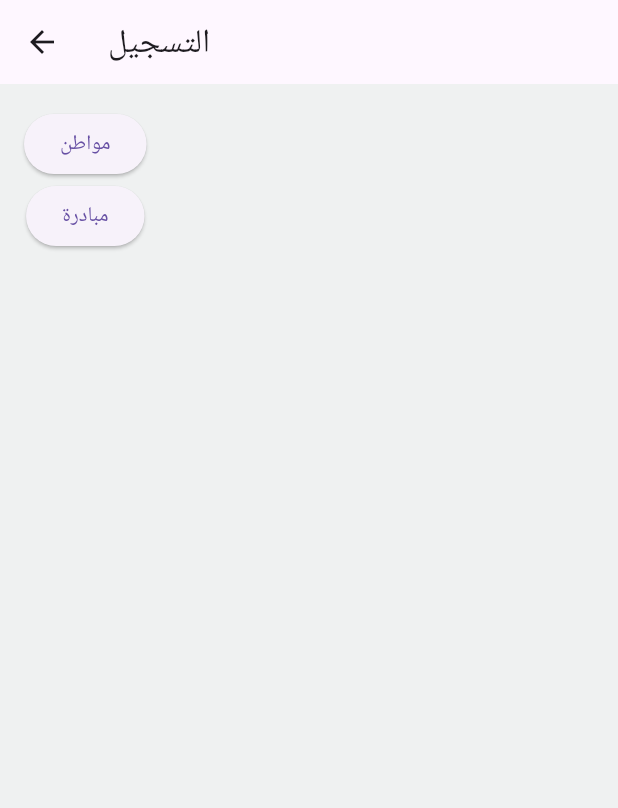
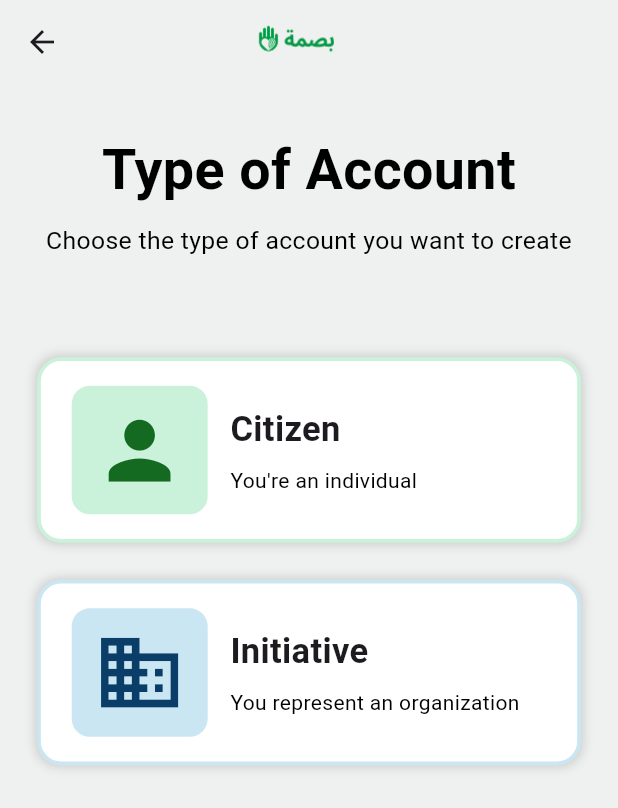
Before and after one commit to alkofahijo/basma-app, a Flutter app: the RegisterChoicePage screen opened directly, on a phone screen of 412 x 824 dp. Shown: the top 808 px of the screen. Run offline on Flutter 3.47's test engine with Material 3 defaults, Android fonts, the light colour scheme and no system bars; our stand-ins replace get, image_picker, shared_preferences, smooth_page_indicator; accounts and stored records are empty.

Commit message:
re-design register choice page

```diff
--- a/FrontEnd/basma_app/lib/pages/auth/register_choice_page.dart
+++ b/FrontEnd/basma_app/lib/pages/auth/register_choice_page.dart
@@ -1,34 +1,81 @@
+import 'package:basma_app/pages/custom_widgets.dart/home_screen_button.dart';
 import 'package:flutter/material.dart';
+import 'package:get/get.dart';
 import 'register_citizen_page.dart';
 import 'register_initiative_page.dart';
 
 class RegisterChoicePage extends StatelessWidget {
   const RegisterChoicePage({super.key});
   @override
-  Widget build(BuildContext ctx) {
+  Widget build(BuildContext context) {
+    final size = MediaQuery.of(context).size;
     return Scaffold(
-      appBar: AppBar(title: const Text('التسجيل')),
+      appBar: AppBar(
+        backgroundColor: Color(0xFFEFF1F1),
+        title: Image.asset(
+          "assets/images/logo-arabic-side.png",
+          height: size.height * 0.05,
+        ),
+        centerTitle: true,
+      ),
       body: Padding(
-        padding: const EdgeInsets.all(16),
-        child: Column(
-          children: [
-            ElevatedButton(
-              onPressed: () => Navigator.push(
-                ctx,
-                MaterialPageRoute(builder: (_) => const RegisterCitizenPage()),
-              ),
-              child: const Text('مواطن'),
-            ),
-            ElevatedButton(
-              onPressed: () => Navigator.push(
-                ctx,
-                MaterialPageRoute(
-                  builder: (_) => const RegisterInitiativePage(),
+        padding: EdgeInsets.symmetric(
+          horizontal: size.width * 0.06,
+          vertical: size.height * 0.04,
+        ),
+        child: Center(
+          child: Column(
+            children: [
+              Text(
+                'Type of Account',
+                textAlign: TextAlign.center,
+                style: TextStyle(
+                  fontSize: size.width * 0.090,
+                  fontWeight: FontWeight.bold,
+                  color: Colors.black,
+                  height: 1.3,
                 ),
               ),
-              child: const Text('مبادرة'),
-            ),
-          ],
+
+              SizedBox(height: size.height * 0.015),
+
+              // Subtitle
+              Text(
+                'Choose the type of account you want to create',
+                textAlign: TextAlign.center,
+                style: TextStyle(
+                  fontSize: size.width * 0.04,
+                  color: Colors.black,
+                  height: 1.4,
+                ),
+              ),
+
+              SizedBox(height: size.height * 0.08),
+
+              HomeScreenButton(
+                icon: Icons.person,
+                title: 'Citizen',
+                subtitle: 'You\'re an individual',
+                onTap: () {
+                  Get.to(() => RegisterCitizenPage());
+                },
+                color: Color(0xFFCAF2DB),
+                iconColor: const Color.fromARGB(255, 19, 106, 32),
+              ),
+              SizedBox(height: size.height * 0.03),
+
+              HomeScreenButton(
+                icon: Icons.business,
+                title: 'Initiative',
+                subtitle: 'You represent an organization',
+                onTap: () {
+                  Get.to(() => RegisterInitiativePage());
+                },
+                color: Color(0xFFCAE6F2),
+                iconColor: const Color.fromARGB(255, 10, 62, 104),
+              ),
+            ],
+          ),
         ),
       ),
     );
```
